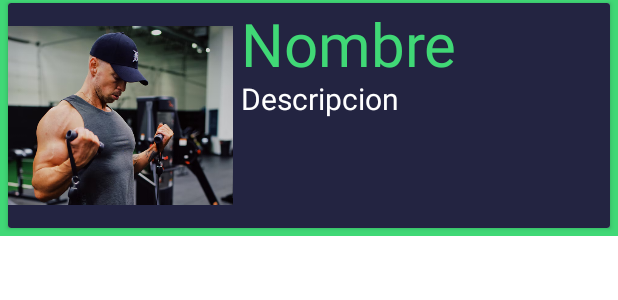
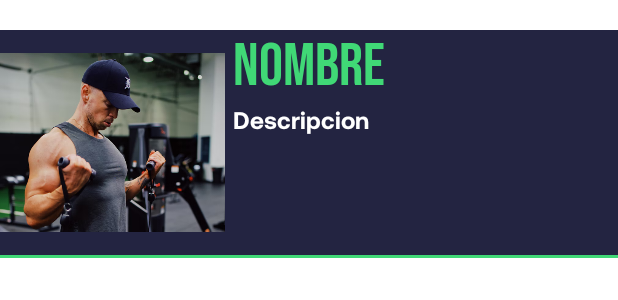
Before and after one commit to asier97am/Strong, an Android app: the layout item_ejercicio.xml on its own in the app's theme, with its tools: preview values and no code run, on a phone screen of 412 x 824 dp. Shown: the top 300 px of the screen. Run offline under Robolectric (Android 15) with nearby library versions, the phone set to English and light mode, and no system bars.

Commit message:
haciendoRecyclerView

```diff
--- a/app/src/main/AndroidManifest.xml
+++ b/app/src/main/AndroidManifest.xml
@@ -13,7 +13,9 @@
         <activity
             android:name=".MainBN"
             android:exported="true"
-            android:theme="@style/Theme.SinBarra.NoActionBar"></activity>
+            >
+        </activity>
+<!--        android:theme="@style/Theme.SinBarra.NoActionBar"-->
 
         <!-- Activity animacion splash screen -->
         <activity
@@ -51,7 +53,6 @@
             android:exported="true"></activity>
 
 
-
     </application>
 
 </manifest>
--- a/app/src/main/res/drawable/gradiant.xml
+++ b/app/src/main/res/drawable/gradiant.xml
@@ -3,8 +3,8 @@
     android:shape="rectangle"    >
 
     <gradient
-        android:startColor="@color/black"
-        android:centerColor="@color/black"
+        android:startColor="@color/negroApp"
+        android:centerColor="@color/negroApp"
         android:endColor="#00232441"
         android:angle="90"
         >
--- a/app/src/main/res/drawable/gradiente.xml
+++ b/app/src/main/res/drawable/gradiente.xml
@@ -3,8 +3,8 @@
     android:shape="rectangle"    >
 
     <gradient
-        android:startColor="@color/black"
-        android:centerColor="@color/black"
+        android:startColor="@color/negroApp"
+        android:centerColor="@color/negroApp"
         android:endColor="#00232441"
         android:angle="90"
         >
--- a/app/src/main/res/layout/activity_despues_registro.xml
+++ b/app/src/main/res/layout/activity_despues_registro.xml
@@ -47,7 +47,6 @@
             android:layout_height="wrap_content"
             android:layout_marginTop="30dp"
             app:layout_constraintEnd_toStartOf="@+id/lineaDerecha"
-            app:layout_constraintHorizontal_bias="0.498"
             app:layout_constraintStart_toStartOf="@+id/lineaIzd"
             app:layout_constraintTop_toTopOf="parent" />
 
--- a/app/src/main/res/layout/item_ejercicio.xml
+++ b/app/src/main/res/layout/item_ejercicio.xml
@@ -2,17 +2,10 @@
 <LinearLayout xmlns:android="http://schemas.android.com/apk/res/android"
     android:layout_width="match_parent"
     android:layout_height="wrap_content"
-    android:background="@color/verdeApp"
-    android:orientation="vertical">
-
-    <androidx.cardview.widget.CardView
-        android:layout_width="match_parent"
-        android:layout_height="150dp"
-        android:layout_marginStart="5dp"
-        android:layout_marginEnd="5dp"
-        android:layout_marginBottom="5dp"
-        android:layout_marginTop="2dp"
-        android:background="@color/verdeApp">
+    android:background="@color/negroApp"
+    android:orientation="vertical"
+    android:layout_marginTop="20dp"
+   >
 
     <LinearLayout
         android:layout_width="match_parent"
@@ -40,6 +33,7 @@
                 android:layout_marginStart="5dp"
                 android:layout_marginEnd="5dp"
                 android:text="Nombre"
+                android:fontFamily="@font/bebasneueregular"
                 android:textColor="@color/verdeApp"
                 android:textSize="40sp">
 
@@ -52,13 +46,20 @@
                 android:layout_marginStart="5dp"
                 android:layout_marginEnd="5dp"
                 android:text="Descripcion"
+                android:fontFamily="@font/aeonikbold"
+
                 android:textColor="@color/blancoApp"
-                    android:textSize="20sp">
+                android:textSize="16sp">
 
             </TextView>
         </LinearLayout>
     </LinearLayout>
-    </androidx.cardview.widget.CardView>
+    <TextView
+        android:layout_width="match_parent"
+        android:layout_height="2dp"
+        android:background="@color/verdeApp">
+
+    </TextView>
 
 
 </LinearLayout>
```
Also changed, not shown: app/src/main/java/com/asier/aranda/strong/DespuesDeRegistro.java (+6 -6 lines), app/src/main/java/com/asier/aranda/strong/Registro.java (+5 -5 lines). Lines whose indentation alone changed are shown as unchanged.
